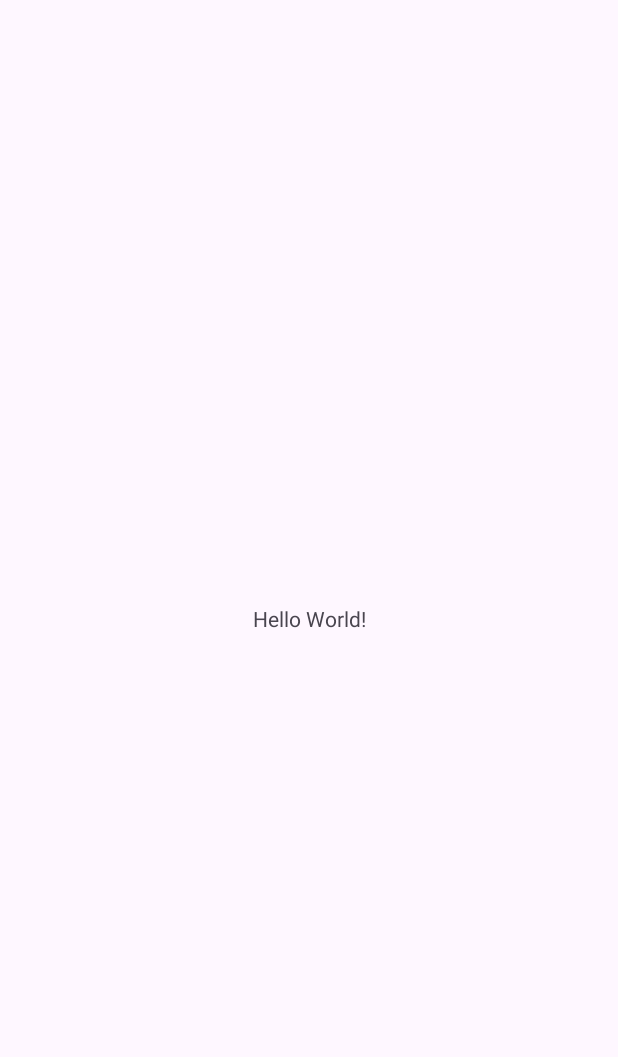
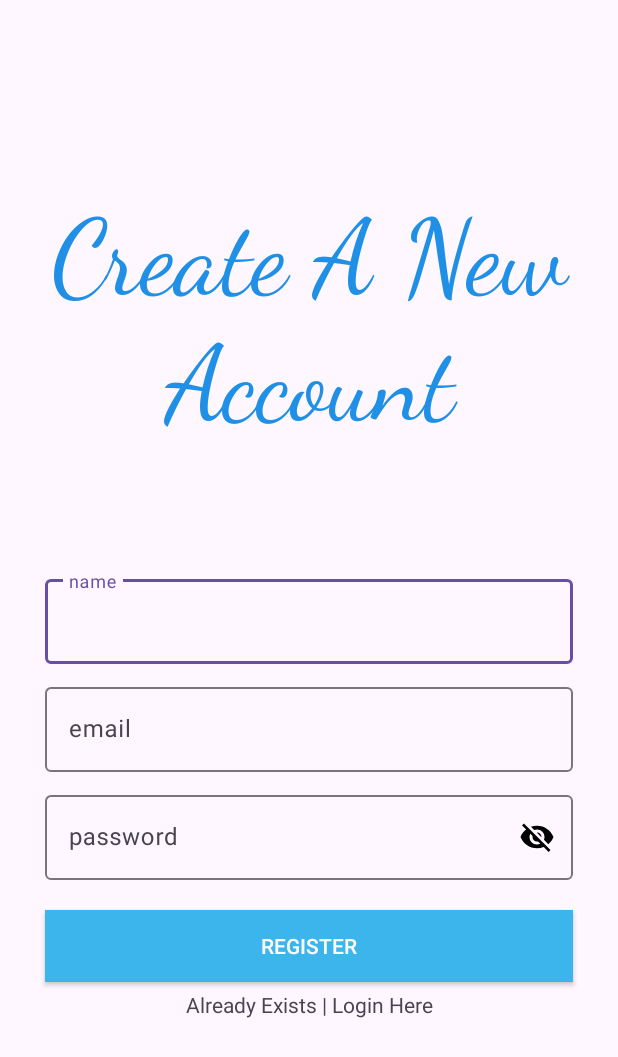
Before and after one commit to Milky1200/Myecomm, an Android app: the screen it shows after launch (MainActivity), on a phone screen of 412 x 824 dp. Before the commit the part shown is almost empty. Shown: the top 1057 px of the screen. Run offline under Robolectric (Android 15) with nearby library versions, the phone set to English and light mode, and no system bars.

Commit message:
Register Layout Commit1

```diff
--- a/app/build.gradle
+++ b/app/build.gradle
@@ -37,4 +37,6 @@ dependencies {
     testImplementation libs.junit
     androidTestImplementation libs.ext.junit
     androidTestImplementation libs.espresso.core
+
+    implementation 'com.google.android.material:material:1.0.0'
 }
--- a/app/src/main/res/layout/activity_main.xml
+++ b/app/src/main/res/layout/activity_main.xml
@@ -1,5 +1,5 @@
 <?xml version="1.0" encoding="utf-8"?>
-<androidx.constraintlayout.widget.ConstraintLayout xmlns:android="http://schemas.android.com/apk/res/android"
+<RelativeLayout xmlns:android="http://schemas.android.com/apk/res/android"
     xmlns:app="http://schemas.android.com/apk/res-auto"
     xmlns:tools="http://schemas.android.com/tools"
     android:id="@+id/main"
@@ -10,10 +10,88 @@
     <TextView
         android:layout_width="wrap_content"
         android:layout_height="wrap_content"
-        android:text="Hello World!"
-        app:layout_constraintBottom_toBottomOf="parent"
-        app:layout_constraintEnd_toEndOf="parent"
-        app:layout_constraintStart_toStartOf="parent"
-        app:layout_constraintTop_toTopOf="parent" />
+        android:text="Create A New Account"
+        android:layout_marginTop="130dp"
+        android:gravity="center"
+        android:textSize="70dp"
+        android:fontFamily="cursive"
+        android:textColor="#208FE6"
+         />
+    <com.google.android.material.textfield.TextInputLayout
+        android:layout_width="match_parent"
+        android:layout_height="wrap_content"
+        style="@style/ThemeOverlay.Material3.AutoCompleteTextView.OutlinedBox"
+        android:layout_centerInParent="true"
+        android:layout_marginLeft="30dp"
+        android:layout_marginRight="30dp"
+        android:id="@+id/nameLayout"
+        >
 
-</androidx.constraintlayout.widget.ConstraintLayout>
+        <EditText
+            android:layout_width="match_parent"
+            android:layout_height="wrap_content"
+            android:hint="name"
+            android:id="@+id/edtName" />
+    </com.google.android.material.textfield.TextInputLayout>
+    <com.google.android.material.textfield.TextInputLayout
+        android:layout_width="match_parent"
+        android:layout_height="wrap_content"
+        style="@style/ThemeOverlay.Material3.AutoCompleteTextView.OutlinedBox"
+        android:layout_marginLeft="30dp"
+        android:layout_marginRight="30dp"
+        android:layout_below="@+id/nameLayout"
+        android:layout_marginTop="10dp"
+        android:id="@+id/emailLayout"
+        >
+
+        <EditText
+            android:layout_width="match_parent"
+            android:layout_height="wrap_content"
+            android:hint="email"
+            android:id="@+id/edtEmail"
+            android:inputType="textEmailAddress"/>
+    </com.google.android.material.textfield.TextInputLayout>
+
+    <com.google.android.material.textfield.TextInputLayout
+        android:layout_width="match_parent"
+        android:layout_height="wrap_content"
+        style="@style/ThemeOverlay.Material3.AutoCompleteTextView.OutlinedBox"
+        android:layout_marginLeft="30dp"
+        android:layout_marginRight="30dp"
+        android:layout_below="@+id/emailLayout"
+        android:layout_marginTop="10dp"
+        app:passwordToggleEnabled="true"
+        app:passwordToggleTint="@color/black"
+        android:id="@+id/passwordLayout"
+        >
+
+        <EditText
+            android:layout_width="match_parent"
+            android:layout_height="wrap_content"
+            android:hint="password"
+            android:id="@+id/edtPassword" />
+    </com.google.android.material.textfield.TextInputLayout>
+
+    <androidx.appcompat.widget.AppCompatButton
+        android:layout_width="match_parent"
+        android:layout_height="wrap_content"
+        android:text="Register"
+        android:textColor="#fff"
+        android:background="#3BB5EC"
+        android:layout_below="@+id/passwordLayout"
+        android:layout_marginTop="20dp"
+        android:layout_marginLeft="30dp"
+        android:layout_marginRight="30dp"
+        android:id="@+id/btnRegister"
+        />
+    <TextView
+        android:layout_width="match_parent"
+        android:layout_height="wrap_content"
+        android:text="Already Exists | Login Here"
+        android:layout_below="@+id/btnRegister"
+        android:gravity="center_horizontal"
+        android:layout_marginTop="5dp"
+        android:id="@+id/loginLink"
+        />
+
+</RelativeLayout>
```
